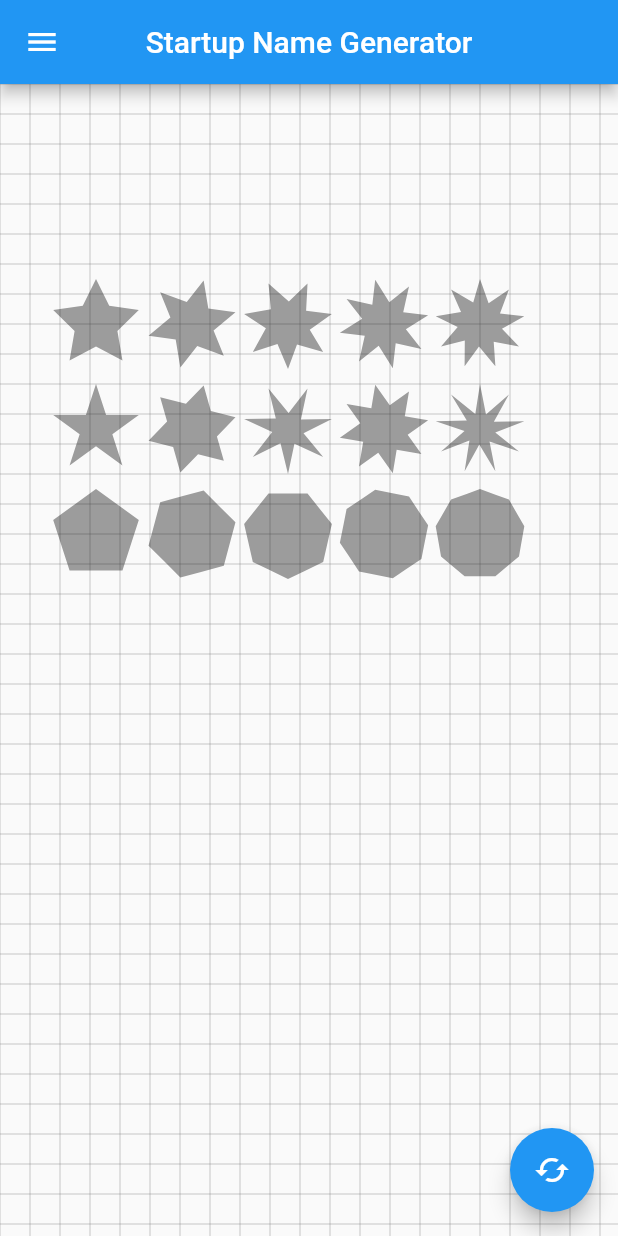
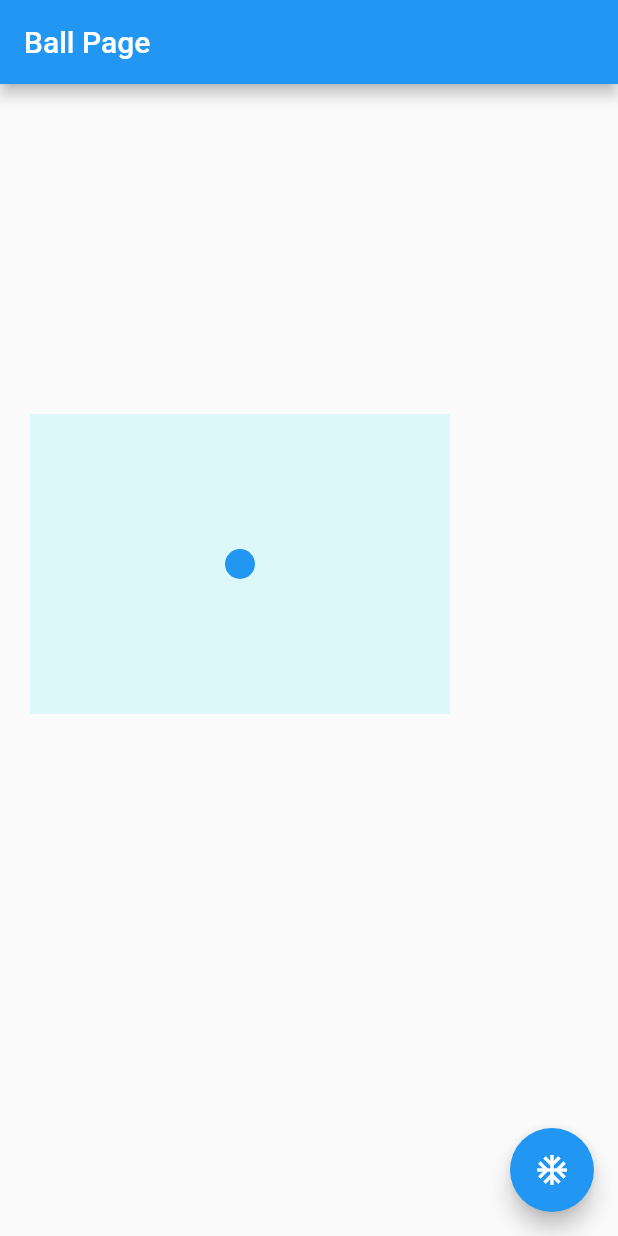
Before and after one commit to chimaeraqm/flutter_app, a Flutter app: the screen it shows after launch, on a phone screen of 412 x 824 dp. Run offline on Flutter 3.47's test engine with Material 2 defaults, Android fonts, the phone set to English and light mode, and no system bars.

```diff
--- a/lib/main.dart
+++ b/lib/main.dart
@@ -1,6 +1,7 @@
 import 'package:flutter/material.dart';
-import 'package:flutter_app/homepage.dart';
-import 'package:flutter_app/TestMainPage.dart';
+import 'package:flutter_app/pages/homepage.dart';
+import 'package:flutter_app/pages/curvepage.dart';
+import 'package:flutter_app/pages/ballpage.dart';
 
 void main()
 {
@@ -22,7 +23,8 @@ class MyApp extends StatelessWidget {
       theme: ThemeData(
         primarySwatch: Colors.blue,
       ),
-      home: HomePage(),
+      //home: HomePage(),
+      home: BallPage(),
     );
   }
 }
--- /dev/null
+++ b/lib/objs/ball.dart
@@ -0,0 +1,15 @@
+import 'dart:ui';
+
+class Ball
+{
+  double aX; //加速度
+  double aY; //加速度Y
+  double vX; //速度X
+  double vY; //速度Y
+  double x; //点位X
+  double y; //点位Y
+  Color color; //颜色
+  double r;//小球半径
+
+  Ball({this.x, this.y, this.color, this.r, this.aX, this.aY, this.vX, this.vY});
+}
--- /dev/null
+++ b/lib/pages/ballpage.dart
@@ -0,0 +1,107 @@
+import 'package:flutter/material.dart';
+import 'package:flutter_app/objs/ball.dart';
+import 'package:flutter_app/views/BallView.dart';
+
+class BallPage extends StatefulWidget
+{
+
+  @override
+  State createState() {
+    return new _BallPageState();
+  }
+}
+
+class _BallPageState extends State<BallPage> with SingleTickerProviderStateMixin
+{
+  AnimationController controller;
+  Ball _ball;
+  var _limit = Rect.fromLTRB(-140, -100, 140, 100);//矩形边界
+
+  @override
+  void initState() {
+    // TODO: implement initState
+    super.initState();
+    _ball = Ball(x: 0, y: 0, color: Colors.blue, r: 10, aX: 0, aY: 0.1, vX: 2, vY: -2);
+    controller = AnimationController(
+        duration: const Duration(milliseconds: 200000),
+        vsync: this);
+    controller.addListener((){
+      updateBall();
+      setState(() {
+
+      });
+    });
+
+    controller.addStatusListener((status){
+      if(status == AnimationStatus.completed){
+        controller.reverse();
+      }
+      else if(status == AnimationStatus.dismissed){
+        controller.forward();
+      }
+    });
+  }
+
+  @override
+  void dispose() {
+    // TODO: implement dispose
+    super.dispose();
+    controller.dispose();
+  }
+
+  @override
+  Widget build(BuildContext context)
+  {
+    // TODO: implement build
+    return Scaffold(
+      appBar: AppBar(
+        title: Text("Ball Page"),
+      ),
+      body: CustomPaint(
+        painter: RunBallView(context, _ball, _limit),
+      ),
+      floatingActionButton: FloatingActionButton(
+          onPressed: (){
+            controller.forward();
+          },
+        tooltip: 'Increment',
+        child: Icon(Icons.ac_unit),
+      ),
+    );
+  }
+
+  //更新小球位置
+  void updateBall() {
+    //运动学公式
+    _ball.x += _ball.vX;
+    _ball.y += _ball.vY;
+    _ball.vX += _ball.aX;
+    _ball.vY += _ball.aY;
+    //限定下边界
+    if (_ball.y > _limit.bottom - _ball.r) {
+      _ball.y = _limit.bottom - _ball.r;
+      _ball.vY = -_ball.vY;
+      _ball.color = Colors.deepOrange;//碰撞后随机色
+    }
+    //限定上边界
+    if (_ball.y < _limit.top + _ball.r) {
+      _ball.y = _limit.top + _ball.r;
+      _ball.vY = -_ball.vY;
+      _ball.color = Colors.blueAccent;//碰撞后随机色
+    }
+
+    //限定左边界
+    if (_ball.x < _limit.left + _ball.r) {
+      _ball.x = _limit.left + _ball.r;
+      _ball.vX = -_ball.vX;
+      _ball.color = Colors.green;//碰撞后随机色
+    }
+
+    //限定右边界
+    if (_ball.x > _limit.right - _ball.r) {
+      _ball.x = _limit.right - _ball.r;
+      _ball.vX= -_ball.vX;
+      _ball.color = Colors.yellow;//碰撞后随机色
+    }
+  }
+}
--- a/lib/homepage.dart
+++ b/lib/pages/homepage.dart
@@ -1,8 +1,8 @@
 import 'dart:math';
 
 import 'package:flutter/material.dart';
-import 'package:flutter_app/curvepage.dart';
-import 'views/CustomStarView.dart';
+import 'package:flutter_app/pages/curvepage.dart';
+import 'package:flutter_app/views/CustomStarView.dart';
 
 class HomePage extends StatefulWidget
 {
@@ -56,7 +56,7 @@ class _HomePageState extends State<HomePage>
       ),
       //body: _buildMainBody(),
       body: CustomPaint(
-        painter: CustomStarView(context,_color),
+        painter: CustomStarView(context,5,25,new Color(0)),
       ),
       floatingActionButton: FloatingActionButton(
           onPressed: _changeColor,
@@ -122,7 +122,8 @@ class _HomePageState extends State<HomePage>
         new PageRouteBuilder(
             opaque: false,
             pageBuilder: (BuildContext context, _, __){
-              return CurvePage(title: title,subtitle: subtitle,);
+//              return CurvePage(title: title,subtitle: subtitle,);
+                return CurvePage();
             },
             transitionsBuilder: (_, Animation<double> animation, __, Widget child) {
               return new FadeTransition(
--- /dev/null
+++ b/lib/views/BallView.dart
@@ -0,0 +1,38 @@
+import 'package:flutter/material.dart';
+import 'package:flutter_app/objs/ball.dart';
+
+class RunBallView extends CustomPainter
+{
+  Paint mPaint;
+  BuildContext context;
+  Ball _ball;
+  Rect _limit;
+
+  RunBallView(this.context, Ball ball, Rect limit) {
+    mPaint = new Paint();
+    _ball = ball;
+    _limit = limit;
+  }
+
+  @override
+  void paint(Canvas canvas, Size size) {
+    var winSize = MediaQuery.of(context).size;
+    canvas.translate(160, 320);
+    mPaint.color = Color.fromARGB(148, 198, 246, 248);
+    canvas.drawRect(_limit, mPaint);
+
+    canvas.save();
+    drawBall(canvas, _ball);
+    canvas.restore();
+  }
+
+  @override
+  bool shouldRepaint(CustomPainter oldDelegate) {
+    return true;
+  }
+  //绘制小球
+  void drawBall(Canvas canvas, Ball ball) {
+    mPaint.color = ball.color;
+    canvas.drawCircle(Offset(ball.x, ball.y), ball.r, mPaint);
+  }
+}
```
Also changed, not shown: lib/curvepage.dart (deleted, +0 -124 lines), lib/pages/curvepage.dart (added, +120 -0 lines), lib/views/BezierCurveView.dart (added, +82 -0 lines), lib/views/CustomStarView.dart (+10 -24 lines), lib/pages/TestMainPage.dart (renamed from lib/TestMainPage.dart).
